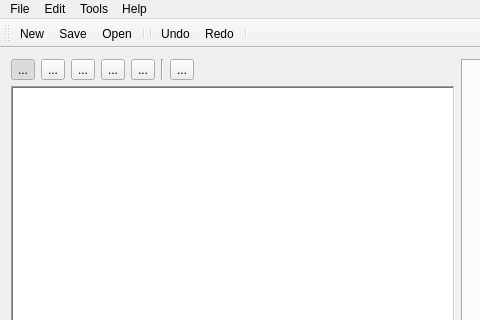
This is MainWindow.ui in Preece/TGL as Qt 5 draws it before an edit; both pictures show x 0 to 480 and y 0 to 320 of the 743 by 539 pixel window. The edited form follows.
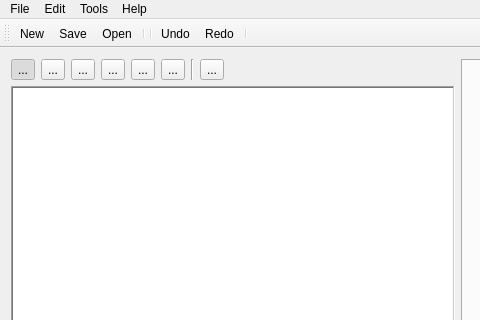
This is the edited form. Icons and pictures are not drawn. Custom widgets are drawn as their Qt base class.

```diff
--- a/MainWindow.ui
+++ b/MainWindow.ui
@@ -113,6 +113,23 @@
           </attribute>
          </widget>
         </item>
+        <item>
+         <widget class="QToolButton" name="pointerTool">
+          <property name="text">
+           <string>...</string>
+          </property>
+          <property name="icon">
+           <iconset resource="Icons.qrc">
+            <normaloff>:/Icons/Icons/selector.png</normaloff>:/Icons/Icons/selector.png</iconset>
+          </property>
+          <property name="checkable">
+           <bool>true</bool>
+          </property>
+          <attribute name="buttonGroup">
+           <string>toolGroup</string>
+          </attribute>
+         </widget>
+        </item>
         <item>
          <widget class="Line" name="line">
           <property name="orientation">
```
Left out of the diff: 4 changed lines with no effect on the pictures. Lines whose indentation alone changed are shown as unchanged.
